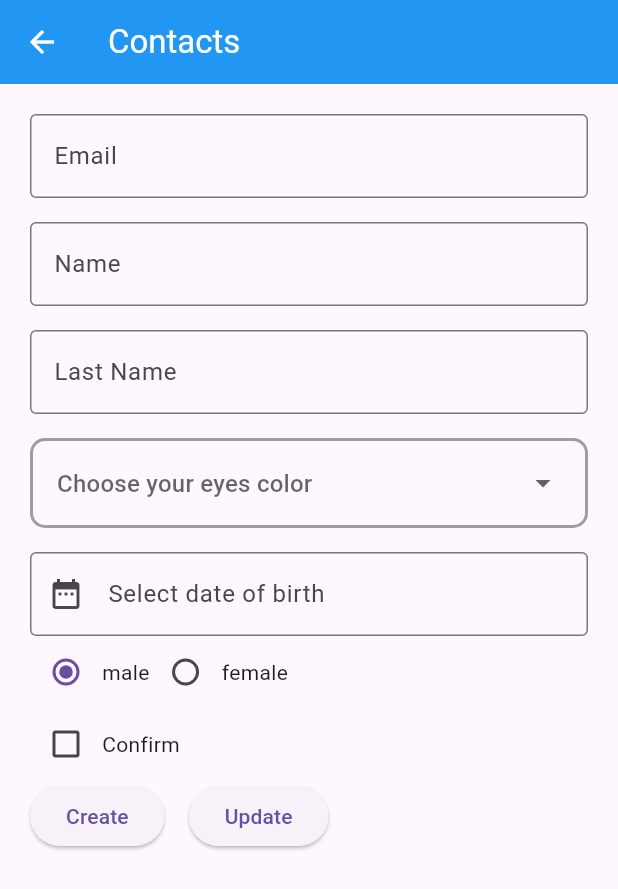
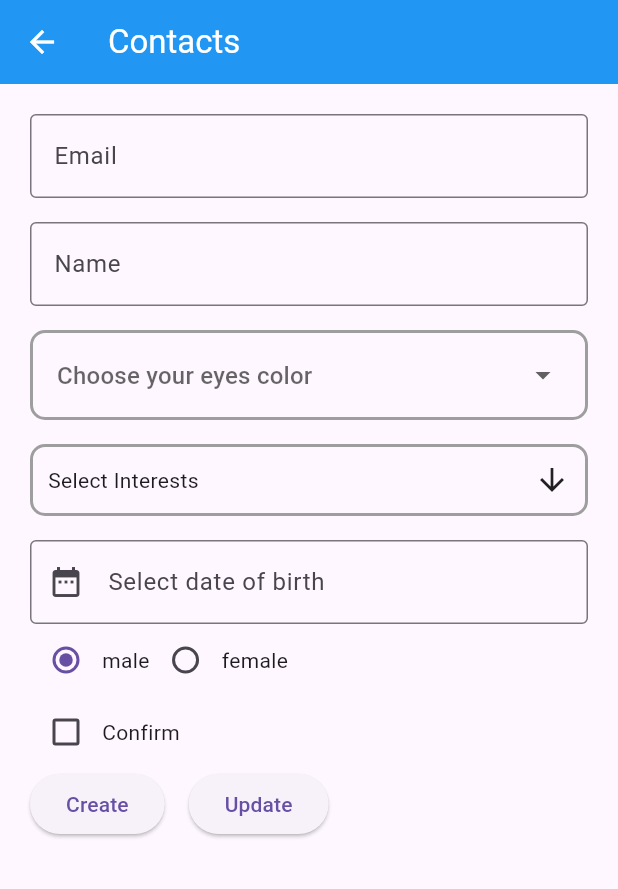
Before and after one commit to tizary/flutter_login, a Flutter app: the ContactsPageWidget screen opened by its route, on a phone screen of 412 x 824 dp. Shown: the top 889 px of the screen. Run offline on Flutter 3.47's test engine with Material 3 defaults, Android fonts, the light colour scheme and no system bars; drawn by our look-alikes of multi_select_flutter; our stand-ins replace google_maps_flutter; missing offline and left inert: mongo_dart.

Commit message:
feat: add multi select dialog in form

```diff
--- a/lib/screens/contacts_page_widget.dart
+++ b/lib/screens/contacts_page_widget.dart
@@ -3,6 +3,7 @@ import 'package:flutter_application_1/components/modal_contacts_delete.dart';
 import 'package:flutter_application_1/models/user_info.dart';
 import 'package:flutter_application_1/screens/header.dart';
 import 'package:intl/intl.dart';
+import 'package:multi_select_flutter/multi_select_flutter.dart';
 
 import '../mongodb.dart';
 
@@ -23,9 +24,9 @@ class _ContactsPageWidgetState extends State<ContactsPageWidget> {
   List<String> listEyesColor = ['Blue', 'Green', 'Brown'];
   String? _eyesChoose;
 
-  List<String> selectedInterests = [];
+  List<String> _selectedInterests = [];
 
-  List<String> interestsList = [
+  List<String> _interestsList = [
     'Reading',
     'Traveling',
     'Photography',
@@ -137,14 +138,14 @@ class _ContactsPageWidgetState extends State<ContactsPageWidget> {
                       decoration: const InputDecoration(
                           border: OutlineInputBorder(), hintText: 'Name'),
                     ),
-                    const SizedBox(
-                      height: 16,
-                    ),
-                    TextFormField(
-                      controller: _lastNameController,
-                      decoration: const InputDecoration(
-                          border: OutlineInputBorder(), hintText: 'Last Name'),
-                    ),
+                    // const SizedBox(
+                    //   height: 16,
+                    // ),
+                    // TextFormField(
+                    //   controller: _lastNameController,
+                    //   decoration: const InputDecoration(
+                    //       border: OutlineInputBorder(), hintText: 'Last Name'),
+                    // ),
                     const SizedBox(
                       height: 16,
                     ),
@@ -168,6 +169,27 @@ class _ContactsPageWidgetState extends State<ContactsPageWidget> {
                         }).toList(),
                         hint: Text('Choose your eyes color'),
                       ),
+                    ),
+                    const SizedBox(
+                      height: 16,
+                    ),
+                    MultiSelectDialogField<String>(
+                      chipDisplay: MultiSelectChipDisplay.none(),
+                      decoration: BoxDecoration(
+                        border: Border.all(color: Colors.grey, width: 2),
+                        borderRadius: BorderRadius.circular(10),
+                      ),
+                      items: _interestsList
+                          .map((interest) =>
+                              MultiSelectItem<String>(interest, interest))
+                          .toList(),
+                      title: Text('Select Interests'),
+                      buttonText: Text('Select Interests'),
+                      onConfirm: (values) {
+                        setState(() {
+                          _selectedInterests = values;
+                        });
+                      },
                     ),
                     const SizedBox(
                       height: 16,
--- a/pubspec.yaml
+++ b/pubspec.yaml
@@ -16,6 +16,7 @@ dependencies:
   mongo_dart: ^0.10.0
   intl: ^0.19.0
   google_maps_flutter: ^2.5.2
+  multi_select_flutter: ^4.1.3
 
 dev_dependencies:
   flutter_test:
```
Also changed, not shown: lib/screens/products_page_widget.dart (+19 -0 lines), pubspec.lock.
